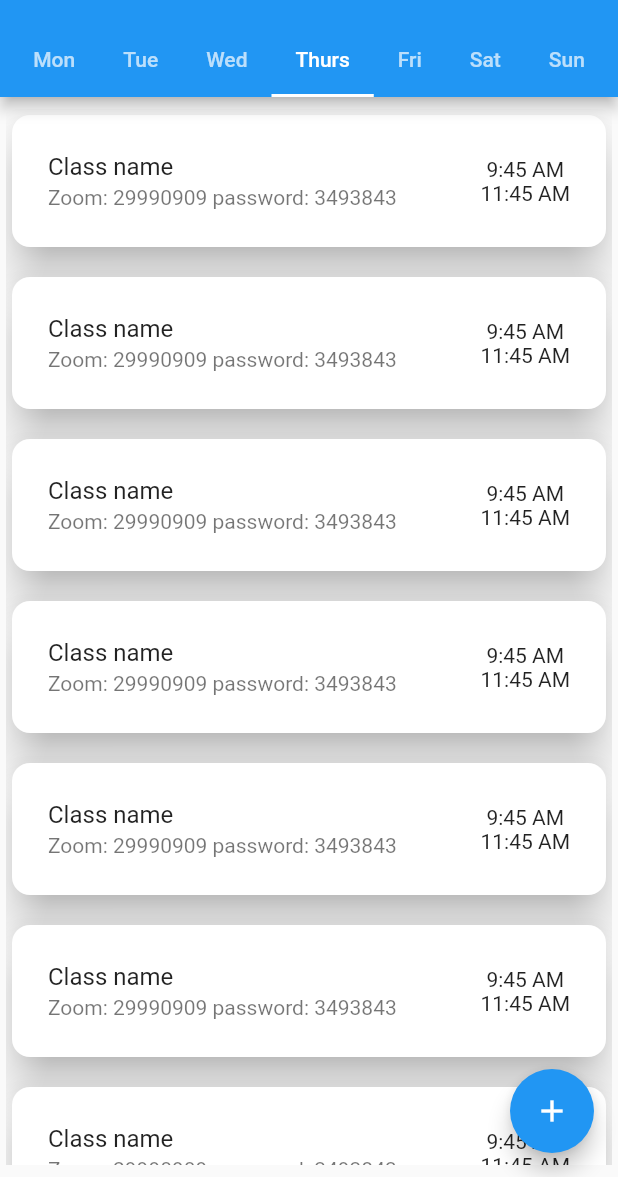
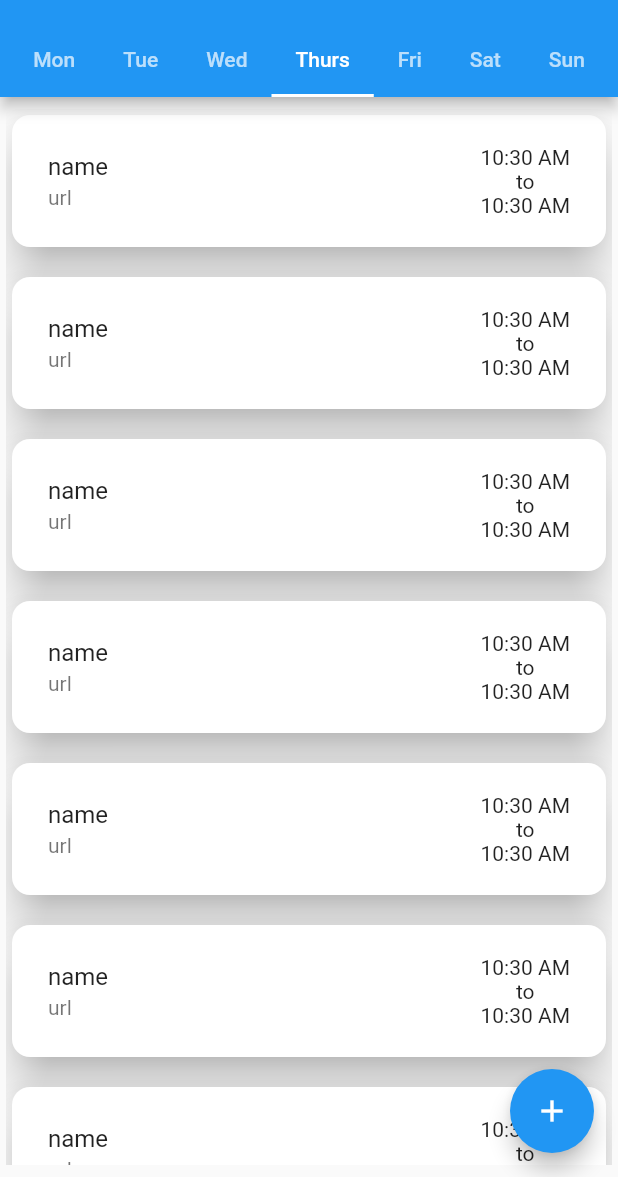
Before and after one commit to kwe-k-u/where_and_when, a Flutter app: the screen it shows after launch, on a phone screen of 412 x 824 dp, the part 59-1236 px from its top. Run offline on Flutter 3.47's test engine with Material 2 defaults, Android fonts, the phone set to English and light mode, and no system bars; our stand-ins replace firebase_core, firebase_database; missing offline and left inert: day_night_time_picker, smart_select; accounts and stored records are empty.

Commit message:
Added event to class tile; removed fields for location

```diff
--- a/lib/ui/screens/add_class_screen/widgets/duration_selection_widget.dart
+++ b/lib/ui/screens/add_class_screen/widgets/duration_selection_widget.dart
@@ -122,9 +122,11 @@ class __TimeSelectionButtonState extends State<_TimeSelectionButton> {
           child: Text(widget.text),
         )
             : Column(
+          mainAxisAlignment: MainAxisAlignment.center,
+          crossAxisAlignment: CrossAxisAlignment.center,
           children: [
             Text(widget.text),
-            Text(widget.time.toString())
+            Text(widget.time!.format(context))
 
           ],
         ),
--- a/lib/ui/screens/home_screen/widgets/class_tile.dart
+++ b/lib/ui/screens/home_screen/widgets/class_tile.dart
@@ -1,11 +1,15 @@
 import 'dart:math';
 
 import 'package:flutter/material.dart';
+import 'package:where_and_when/utils/models/event.dart';
 
 
 class ClassTile extends StatelessWidget {
+  final Event event;
   final bool enabled = Random().nextBool();
-  ClassTile({Key? key}) : super(key: key);
+  ClassTile({
+    required this.event,
+    Key? key}) : super(key: key);
 
   @override
   Widget build(BuildContext context) {
@@ -19,8 +23,9 @@ class ClassTile extends StatelessWidget {
         padding: EdgeInsets.all(8
         ),
         child: ListTile(
-          title: Text("Class name"),
-          subtitle: Text("Zoom: 29990909 password: 3493843",
+          title: Text(event.name, overflow: TextOverflow.ellipsis,),
+          subtitle: Text(event.location.url ??
+              "ZoomID: ${event.location.meetingId}\nPassword: ${event.location.password}",
             maxLines: 2,
             overflow: TextOverflow.fade,
           ),
@@ -28,8 +33,9 @@ class ClassTile extends StatelessWidget {
             mainAxisAlignment: MainAxisAlignment.center,
             crossAxisAlignment: CrossAxisAlignment.center,
             children: [
-              Text("9:45 AM"),
-              Text("11:45 AM"),
+              Text(event.startTime.format(context)),
+              Text("to"),
+              Text(event.endTime.format(context)),
             ],
           ),
         )
--- a/lib/ui/screens/home_screen/widgets/schedule_view.dart
+++ b/lib/ui/screens/home_screen/widgets/schedule_view.dart
@@ -1,5 +1,7 @@
 import "package:flutter/material.dart";
 import 'package:where_and_when/ui/screens/home_screen/widgets/class_tile.dart';
+import 'package:where_and_when/utils/models/event.dart';
+import 'package:where_and_when/utils/models/event_location.dart';
 
 
 class ScheduleView extends StatefulWidget {
@@ -17,7 +19,9 @@ class _ScheduleViewState extends State<ScheduleView> {
       child: ListView.separated(
         separatorBuilder: (context, index) => Container(height: 12,),
         itemCount: 7,
-          itemBuilder: (context, index) => ClassTile()
+          itemBuilder: (context, index) => ClassTile(
+            event: Event(name: "name", notes: "notes", start: TimeOfDay.now(), end: TimeOfDay.now(), location: EventLocation(url: "url", meetingId: "meetingId", password: "password"), days: [5,4]),
+          )
       )
     );
   }
```
Also changed, not shown: lib/ui/screens/add_class_screen/add_class_screen.dart (+19 -43 lines), lib/ui/screens/add_class_screen/widgets/location_selection_widget.dart (added, +108 -0 lines), lib/ui/screens/add_class_screen/widgets/occurance_selection_widget.dart (deleted, +0 -107 lines), lib/ui/screens/add_class_screen/widgets/occurrence_selection_widget.dart (added, +77 -0 lines).
